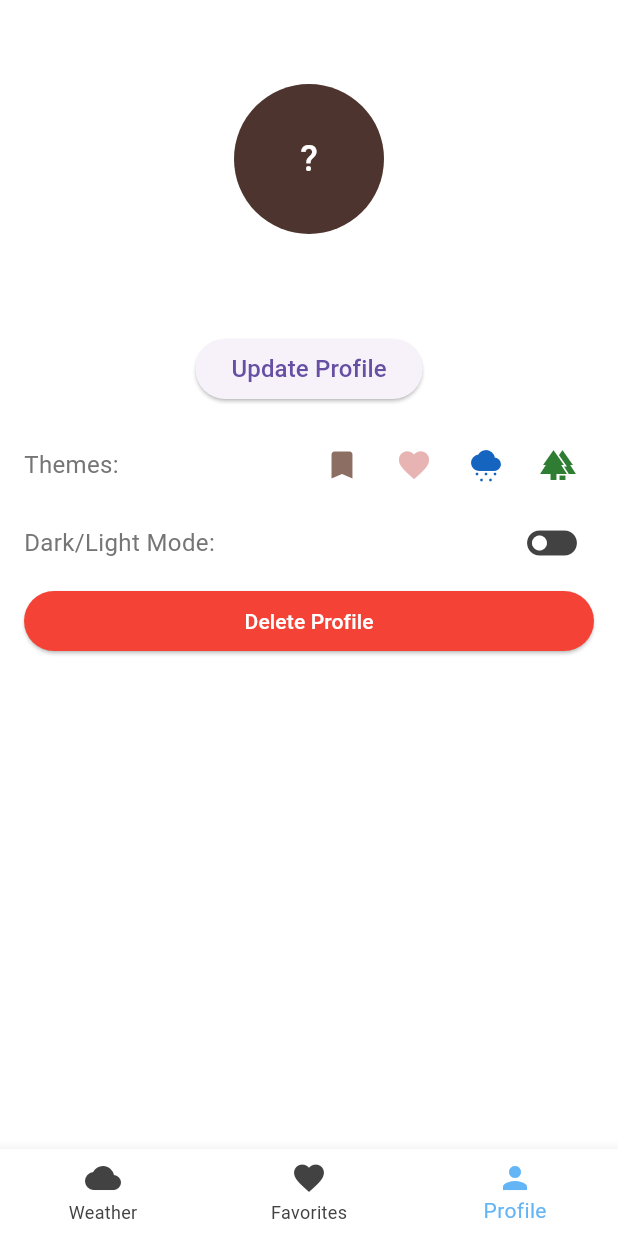
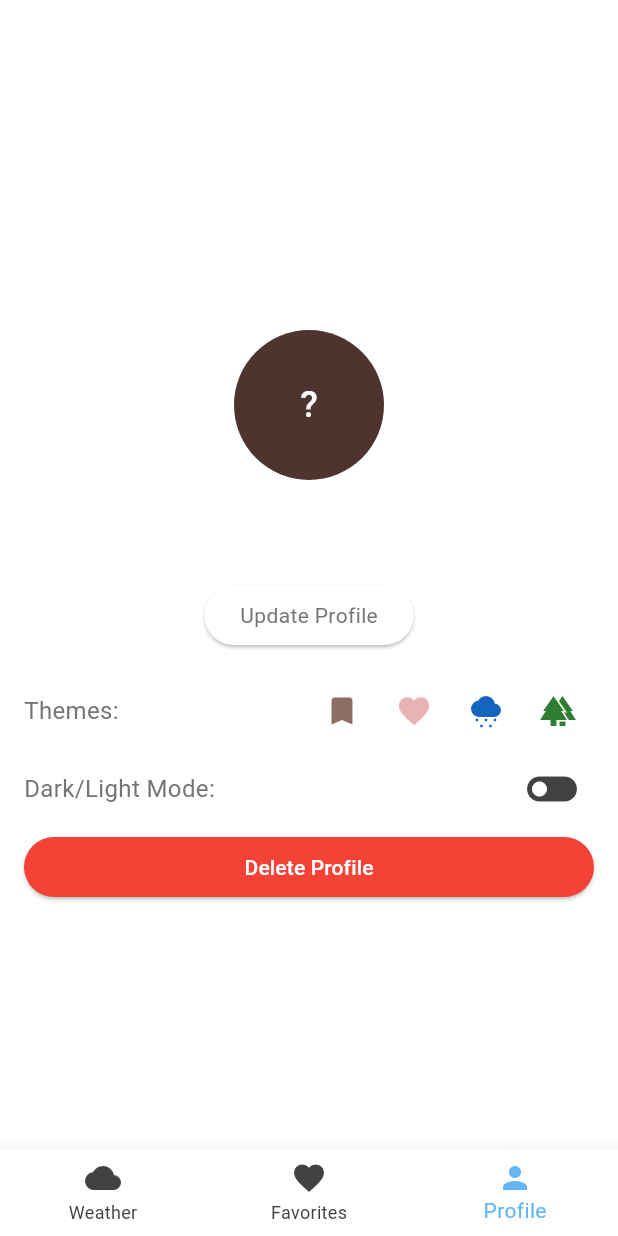
Before and after one commit to comp7082-s24/ClimateCompanion, a Flutter app: the ProfileView screen opened by its route, on a phone screen of 412 x 824 dp. Run offline on Flutter 3.47's test engine with Material 3 defaults, Android fonts, the light colour scheme and no system bars; our stand-ins replace flutter_gemini, flutter_staggered_animations, go_router, shared_preferences, weather, widget_and_text_animator; accounts and stored records are empty.

Commit message:
Centered the Profile view

```diff
--- a/lib/screens/profile_view.dart
+++ b/lib/screens/profile_view.dart
@@ -24,34 +24,63 @@ class _ProfileViewState extends State<ProfileView> {
     final name = Provider.of<AppStateProvider>(context).name ?? "";
 
     return Container(
+      height: MediaQuery.of(context).size.height,
       padding: const EdgeInsets.symmetric(horizontal: 16),
+      child: Center(
         child: Column(
-        crossAxisAlignment: CrossAxisAlignment.start,
+          mainAxisAlignment: MainAxisAlignment.center,
           children: <Widget>[
-          Column(
-            children: <Widget>[
-              CircleAvatar(
-                backgroundColor: Colors.brown.shade800,
-                radius: 50,
-                child: Text(name.characters.firstOrNull ?? "?", style: const TextStyle(fontSize: 24, color: Colors.white)),
-              ),
+            _buildAvatarAndName(name),
             const SizedBox(height: 16),
-              Text(
-                name,
-                style: const TextStyle(
-                  fontSize: 24,
-                  fontWeight: FontWeight.bold,
+            _buildUpdateProfile(context),
+            const SizedBox(height: 16),
+            _buildThemes(context),
+            _buildDarkLightMode(context),
+            _buildDeleteProfile(context),
+          ],
         ),
       ),
-              const SizedBox(height: 16),
-              ElevatedButton(
+    );
+  }
+
+  SizedBox _buildDeleteProfile(final BuildContext context) {
+    return SizedBox(
+            width: double.infinity,
+            child: DeleteProfileButton(
               onPressed: () {
-                  context.pushNamed(UpdateProfileDestination().name!);
+                Provider.of<AppStateProvider>(context, listen: false).resetProfile();
+                context.replaceNamed(CreateProfileDestination().name!);
               },
-                child: const Text("Update Profile", style: TextStyle(fontSize: 16)),
             ),
-              const SizedBox(height: 16),
-              Row(
+          );
+  }
+
+  Row _buildDarkLightMode(final BuildContext context) {
+    return Row(
+      mainAxisAlignment: MainAxisAlignment.spaceBetween,
+      children: <Widget>[
+        const Row(
+          children: <Widget>[
+            Text("Dark/Light Mode: ", style: TextStyle(fontSize: 16)),
+          ],
+        ),
+        IconButton(
+          icon: _isDarkMode
+              ? const Icon(Icons.toggle_on_rounded, size: 40)
+              : const Icon(Icons.toggle_off_rounded, size: 40),
+          onPressed: () {
+            Provider.of<ThemeProvider>(context, listen: false).toggleTheme();
+            setState(() {
+              _isDarkMode = !_isDarkMode;
+            });
+          },
+        ),
+      ],
+    );
+  }
+
+  Row _buildThemes(final BuildContext context) {
+    return Row(
       mainAxisAlignment: MainAxisAlignment.spaceBetween,
       children: <Widget>[
         const Row(
@@ -59,7 +88,8 @@ class _ProfileViewState extends State<ProfileView> {
             Text("Themes: ", style: TextStyle(fontSize: 16)),
           ],
         ),
-                  Row(children: <Widget>[
+        Row(
+          children: <Widget>[
             IconButton(
               onPressed: () {
                 Provider.of<ThemeProvider>(context, listen: false).switchToBrownTheme();
@@ -90,39 +120,39 @@ class _ProfileViewState extends State<ProfileView> {
           ],
         ),
       ],
+    );
+  }
+
+  ElevatedButton _buildUpdateProfile(final BuildContext context) {
+    return ElevatedButton(
+      onPressed: () {
+        context.pushNamed(UpdateProfileDestination().name!);
+      },
+      style: ElevatedButton.styleFrom(
+        backgroundColor: Theme.of(context).primaryColor,
       ),
-              Row(
-                mainAxisAlignment: MainAxisAlignment.spaceBetween,
-                children: <Widget>[
-                  const Row(
-                    children: <Widget>[
-                      Text("Dark/Light Mode: ", style: TextStyle(fontSize: 16)),
-                    ],
+      child: Text("Update Profile", style: Theme.of(context).textTheme.bodyMedium),
+    );
+  }
+
+  Column _buildAvatarAndName(final String name) {
+    return Column(
+      children: [
+        CircleAvatar(
+          backgroundColor: Colors.brown.shade800,
+          radius: 50,
+          child: Text(name.characters.firstOrNull ?? "?",
+              style: const TextStyle(fontSize: 24, color: Colors.white)),
         ),
-                  IconButton(
-                    icon: _isDarkMode ? const Icon(Icons.toggle_on_rounded, size: 40) : const Icon(Icons.toggle_off_rounded, size: 40),
-                    onPressed: () {
-                      Provider.of<ThemeProvider>(context, listen: false).toggleTheme();
-                      setState(() {
-                        _isDarkMode = !_isDarkMode;
-                      });
-                    },
-                  ),
-                ],
-              ),
-              SizedBox(
-                width: double.infinity,
-                child: DeleteProfileButton(
-                  onPressed: () {
-                    Provider.of<AppStateProvider>(context, listen: false).resetProfile();
-                    context.replaceNamed(CreateProfileDestination().name!);
-                  },
+        const SizedBox(height: 16),
+        Text(
+          name,
+          style: const TextStyle(
+            fontSize: 24,
+            fontWeight: FontWeight.bold,
           ),
         ),
       ],
-          ),
-        ],
-      ),
     );
   }
 }
```
Lines whose indentation alone changed are shown as unchanged.
